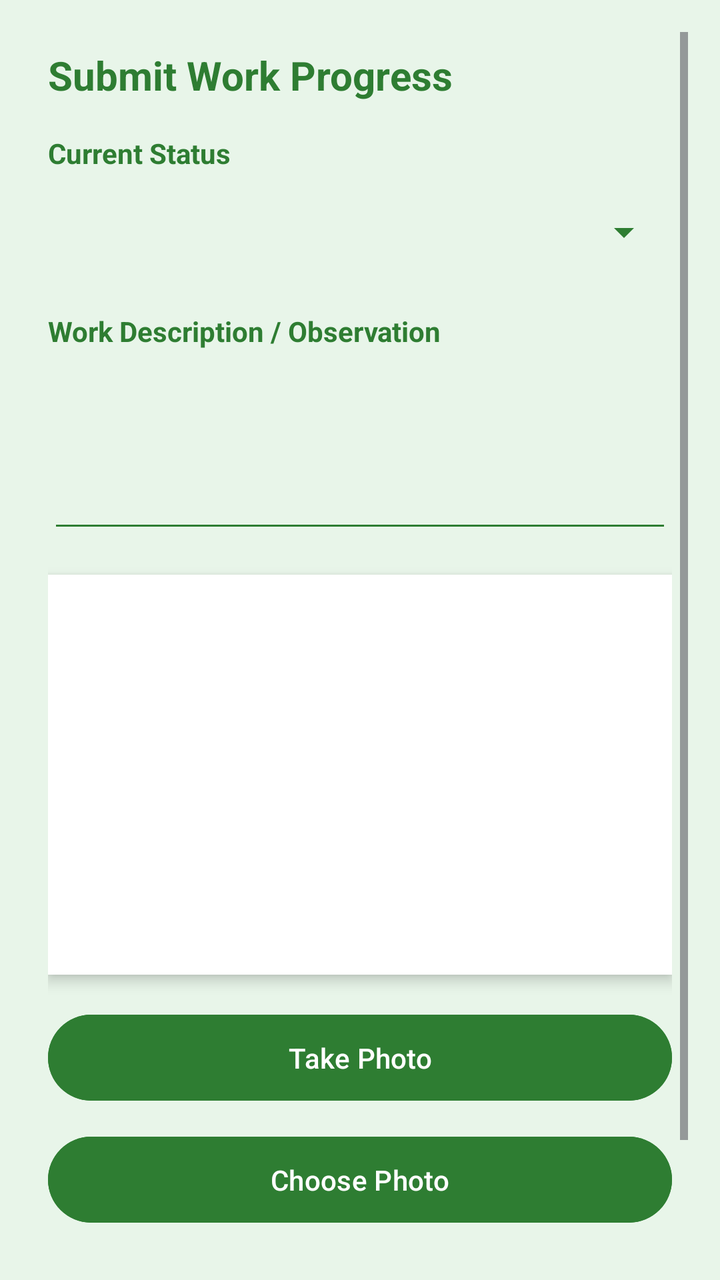
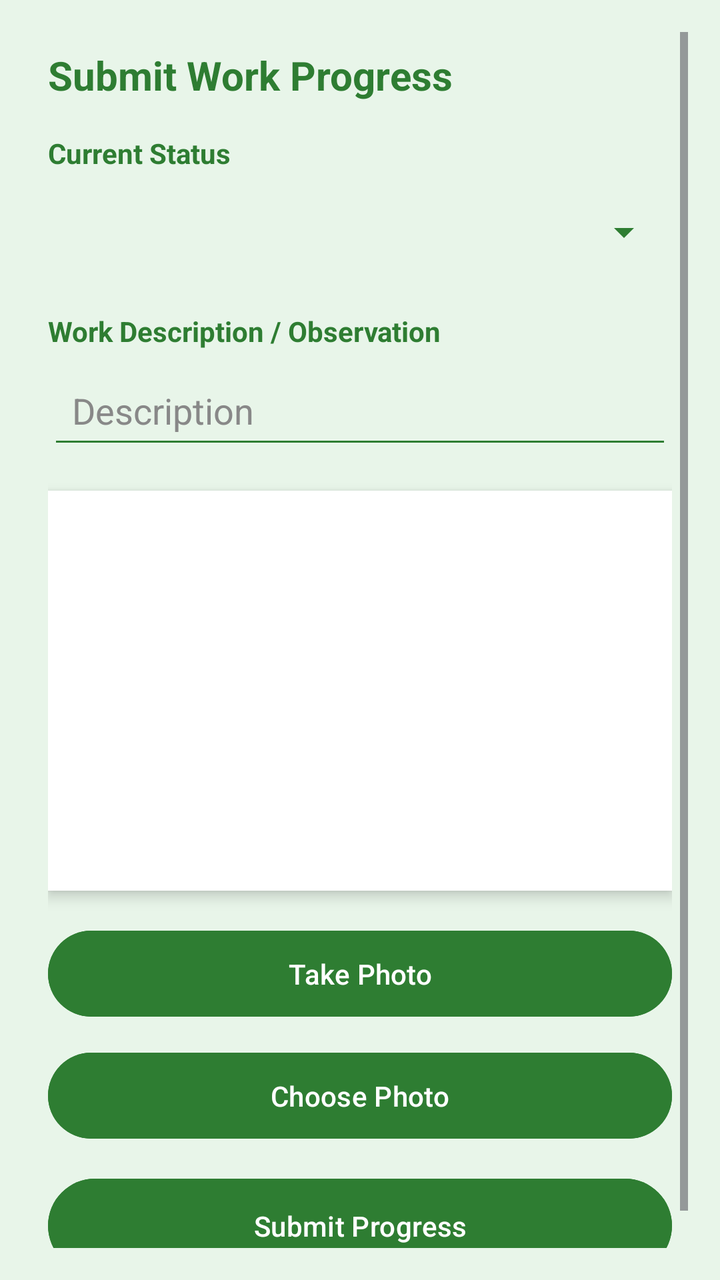

Before-and-after screenshots of an Android layout around one commit, followed by the original layout XML and the change that was made.
<!-- AndroidManifest.xml: application theme Theme.GreenAwareMobile -->
<!-- res/layout/activity_submit_progress.xml -->
<ScrollView xmlns:android="http://schemas.android.com/apk/res/android"
    android:layout_width="match_parent"
    android:layout_height="match_parent"
    android:background="#E8F5E9"
    android:padding="16dp">

    <LinearLayout
        android:orientation="vertical"
        android:layout_width="match_parent"
        android:layout_height="wrap_content"
        android:padding="8dp">

        
        <TextView
            android:text="Submit Work Progress"
            android:textSize="20sp"
            android:textStyle="bold"
            android:textColor="#2E7D32"
            android:layout_marginBottom="16dp"
            android:layout_width="wrap_content"
            android:layout_height="wrap_content"/>

        
        <TextView
            android:text="Current Status"
            android:textStyle="bold"
            android:textColor="#2E7D32"
            android:layout_marginBottom="6dp"
            android:layout_width="wrap_content"
            android:layout_height="wrap_content"/>

        <Spinner
            android:id="@+id/spinnerStatus"
            android:layout_width="match_parent"
            android:layout_height="48dp"
            android:backgroundTint="#2E7D32"
            android:popupBackground="#FFFFFF"
            android:layout_marginBottom="16dp"
            android:spinnerMode="dropdown"
            android:prompt="@string/select_status"/>

        
        <TextView
            android:text="Work Description / Observation"
            android:textStyle="bold"
            android:textColor="#2E7D32"
            android:layout_marginBottom="6dp"
            android:layout_width="wrap_content"
            android:layout_height="wrap_content"/>

        <EditText
            android:id="@+id/editDescription"
            android:minLines="3"
            android:gravity="top"
            android:backgroundTint="#2E7D32"
            android:textColor="#2E7D32"
            android:textColorHint="#2E7D32"
            android:padding="12dp"
            android:layout_width="match_parent"
            android:layout_height="wrap_content"
            android:layout_marginBottom="16dp"/>

        
        <ImageView
            android:id="@+id/imgPreview"
            android:layout_width="match_parent"
            android:layout_height="200dp"
            android:scaleType="centerCrop"
            android:background="#FFFFFF"
            android:elevation="4dp"
            android:layout_marginBottom="16dp"/>

        
        <Button
            android:id="@+id/btnTakePhoto"
            android:text="Take Photo"
            android:layout_width="match_parent"
            android:layout_height="wrap_content"
            android:layout_marginBottom="10dp"
            android:backgroundTint="#2E7D32"
            android:textColor="#FFFFFF"
            android:padding="12dp"/>

        
        <Button
            android:id="@+id/btnChooseImage"
            android:text="Choose Photo"
            android:layout_width="match_parent"
            android:layout_height="wrap_content"
            android:layout_marginBottom="12dp"
            android:backgroundTint="#2E7D32"
            android:textColor="#FFFFFF"
            android:padding="12dp"/>

        
        <Button
            android:id="@+id/btnSubmitProgress"
            android:text="Submit Progress"
            android:layout_width="match_parent"
            android:layout_height="wrap_content"
            android:backgroundTint="#2E7D32"
            android:textColor="#FFFFFF"
            android:padding="14dp"
            android:layout_marginBottom="12dp"/>

    </LinearLayout>
</ScrollView>
<!-- resources referenced by this layout -->
<resources>
  <string name="select_status">Select Status</string>
  <style name="Theme.GreenAwareMobile" parent="Base.Theme.GreenAwareMobile" />
  <style name="Base.Theme.GreenAwareMobile" parent="Theme.Material3.DayNight.NoActionBar">
          
          
          <item name="materialCalendarTheme">@style/GreenCalendarTheme</item>
      </style>
  <style name="GreenCalendarTheme" parent="ThemeOverlay.Material3.MaterialCalendar">
          <item name="colorPrimary">#2E7D32</item>
          <item name="colorOnPrimary">#FFFFFF</item>
          <item name="colorSurface">#FFFFFF</item>
          <item name="colorOnSurface">#2E7D32</item>
      </style>
</resources>

<!-- the commit's change to res/layout/activity_submit_progress.xml (unified diff, before → after) -->
@@ -50,11 +50,11 @@
 
         <EditText
             android:id="@+id/editDescription"
-            android:minLines="3"
             android:gravity="top"
             android:backgroundTint="#2E7D32"
-            android:textColor="#2E7D32"
-            android:textColorHint="#2E7D32"
+            android:textColor="#555555"
+            android:textColorHint="#888888"
+            android:hint="Description"
             android:padding="12dp"
             android:layout_width="match_parent"
             android:layout_height="wrap_content"
<!-- resource entries referenced after the edit -->
@@ -5,13 +5,10 @@
   <style name="Base.Theme.GreenAwareMobile" parent="Theme.Material3.DayNight.NoActionBar">
           
           
-          <item name="materialCalendarTheme">@style/GreenCalendarTheme</item>
+          <item name="materialCalendarTheme">@style/GreenSpinnerTheme</item>
       </style>
-  <style name="GreenCalendarTheme" parent="ThemeOverlay.Material3.MaterialCalendar">
-          <item name="colorPrimary">#2E7D32</item>
-          <item name="colorOnPrimary">#FFFFFF</item>
-          <item name="colorSurface">#FFFFFF</item>
-          <item name="colorOnSurface">#2E7D32</item>
+  <style name="GreenSpinnerTheme" parent="ThemeOverlay.AppCompat.Light">
+          <item name="android:textColor">#555555</item>
       </style>
 </resources>
 
